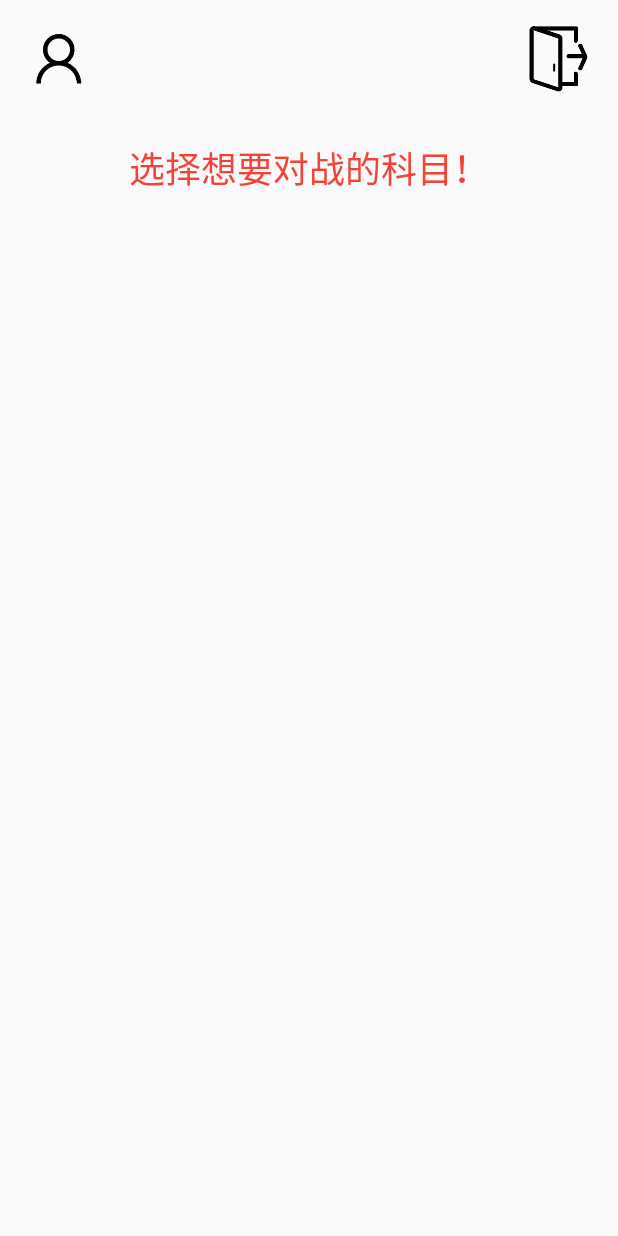
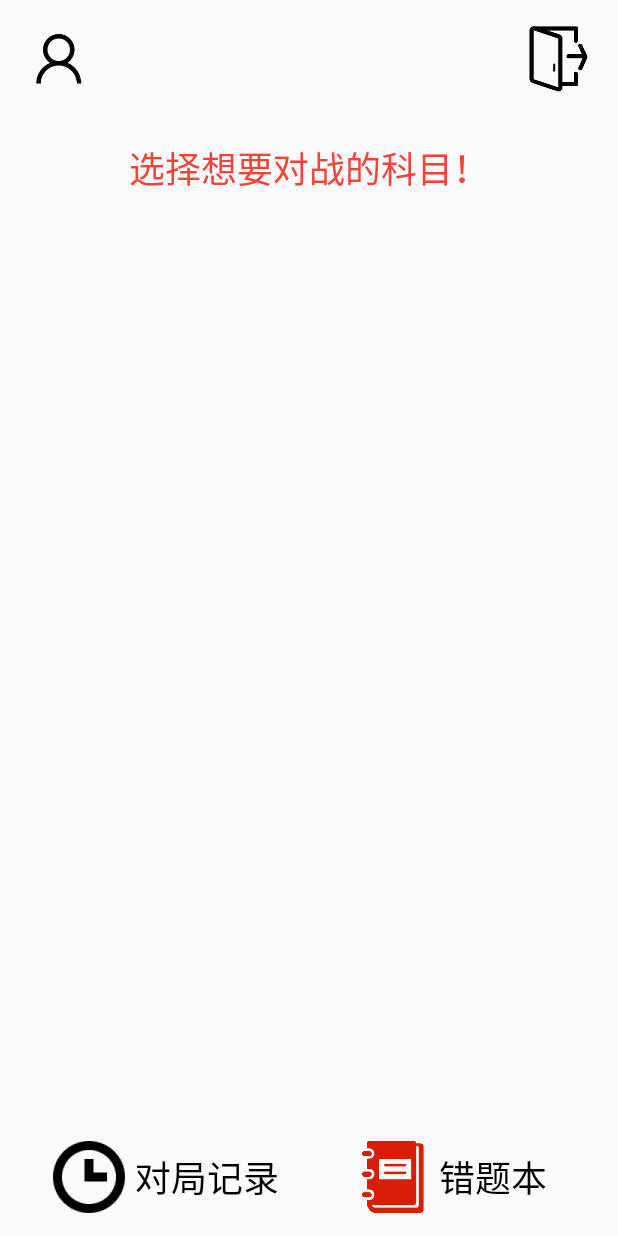
Before and after one commit to st01tyy/ksclient, an Android app: the MainActivity screen opened directly, with no data from a screen before it, on a phone screen of 412 x 824 dp. Run offline under Robolectric (Android 15) with nearby library versions, the phone set to English and light mode, and no system bars.

Commit message:
Progress: 22%

```diff
--- a/app/build.gradle
+++ b/app/build.gradle
@@ -26,4 +26,5 @@ dependencies {
     testImplementation 'junit:junit:4.12'
     androidTestImplementation 'androidx.test.ext:junit:1.1.0'
     androidTestImplementation 'androidx.test.espresso:espresso-core:3.1.1'
+    implementation 'androidx.recyclerview:recyclerview:1.1.0'
 }
--- a/app/src/main/java/edu/bistu/ksclient/LoginActivity.java
+++ b/app/src/main/java/edu/bistu/ksclient/LoginActivity.java
@@ -51,7 +51,6 @@ public class LoginActivity extends CustomActivity
     {
         AlertDialog.Builder builder = new AlertDialog.Builder(this);
         builder.setTitle("确认退出程序？");
-        builder.setIcon(R.mipmap.ic_launcher_round);
         builder.setPositiveButton("确认", new DialogInterface.OnClickListener()
         {
             @Override
--- a/app/src/main/res/layout/activity_main.xml
+++ b/app/src/main/res/layout/activity_main.xml
@@ -42,8 +42,76 @@
         android:layout_width="match_parent"
         android:layout_height="wrap_content"
         android:layout_marginTop="15dp"
+        android:layout_marginBottom="5dp"
         android:text="选择想要对战的科目！"
         android:textAlignment="center"
         android:textColor="#F44336"
         android:textSize="24sp" />
+
+    <androidx.recyclerview.widget.RecyclerView
+        android:layout_width="match_parent"
+        android:layout_height="wrap_content"
+        android:layout_marginTop="5dp"
+        android:layout_marginBottom="10dp"
+        android:layout_weight="1" />
+
+    <LinearLayout
+        android:layout_width="match_parent"
+        android:layout_height="wrap_content"
+        android:layout_marginTop="10dp"
+        android:orientation="horizontal">
+
+        <LinearLayout
+            android:layout_width="0dp"
+            android:layout_height="match_parent"
+            android:layout_weight="1"
+            android:gravity="center"
+            android:orientation="horizontal">
+
+            <ImageView
+                android:id="@+id/imageView4"
+                android:layout_width="72px"
+                android:layout_height="72px"
+                android:layout_gravity="center"
+                android:layout_marginRight="3dp"
+                app:srcCompat="@mipmap/record" />
+
+            <TextView
+                android:id="@+id/textView6"
+                android:layout_width="wrap_content"
+                android:layout_height="wrap_content"
+                android:layout_gravity="center_vertical"
+                android:layout_marginLeft="3dp"
+                android:text="对局记录"
+                android:textColor="@color/colorPrimaryDark"
+                android:textSize="24sp" />
+        </LinearLayout>
+
+        <LinearLayout
+            android:layout_width="0dp"
+            android:layout_height="match_parent"
+            android:layout_weight="1"
+            android:gravity="center"
+            android:orientation="horizontal">
+
+            <ImageView
+                android:id="@+id/imageView5"
+                android:layout_width="72px"
+                android:layout_height="72px"
+                android:layout_gravity="center"
+                android:layout_marginRight="3dp"
+                app:srcCompat="@mipmap/notebook" />
+
+            <TextView
+                android:id="@+id/textView7"
+                android:layout_width="wrap_content"
+                android:layout_height="wrap_content"
+                android:layout_gravity="center_vertical"
+                android:layout_marginLeft="3dp"
+                android:text="错题本"
+                android:textColor="@color/colorPrimaryDark"
+                android:textSize="24sp" />
+        </LinearLayout>
+
+    </LinearLayout>
 </LinearLayout>
```
Also changed, not shown: app/src/main/res/mipmap-hdpi/record.png (added), app/src/main/res/mipmap-mdpi/record.png (added), app/src/main/res/mipmap-xhdpi/record.png (added), app/src/main/res/mipmap-xxhdpi/notebook.png (added), app/src/main/res/mipmap-xxhdpi/record.png (added), app/src/main/res/mipmap-xxxhdpi/notebook.png (added), app/src/main/res/mipmap-xxxhdpi/record.png (added).
